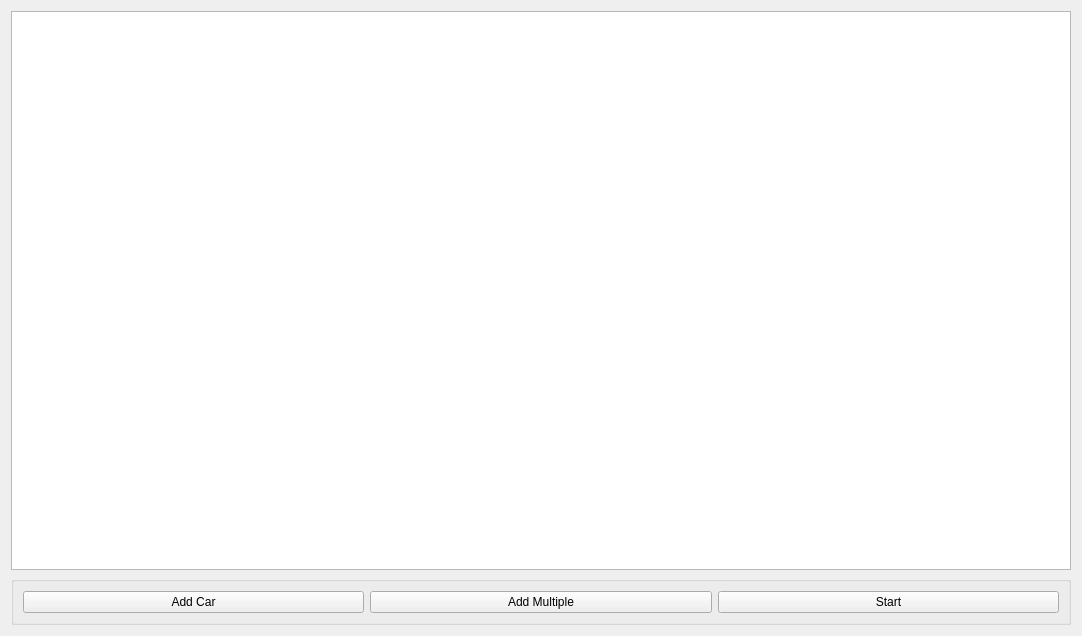
Old version of the form SCTimeUtility/Resources/UI/TableView.ui in the repository cjand225/CS499SolarCarTimer.
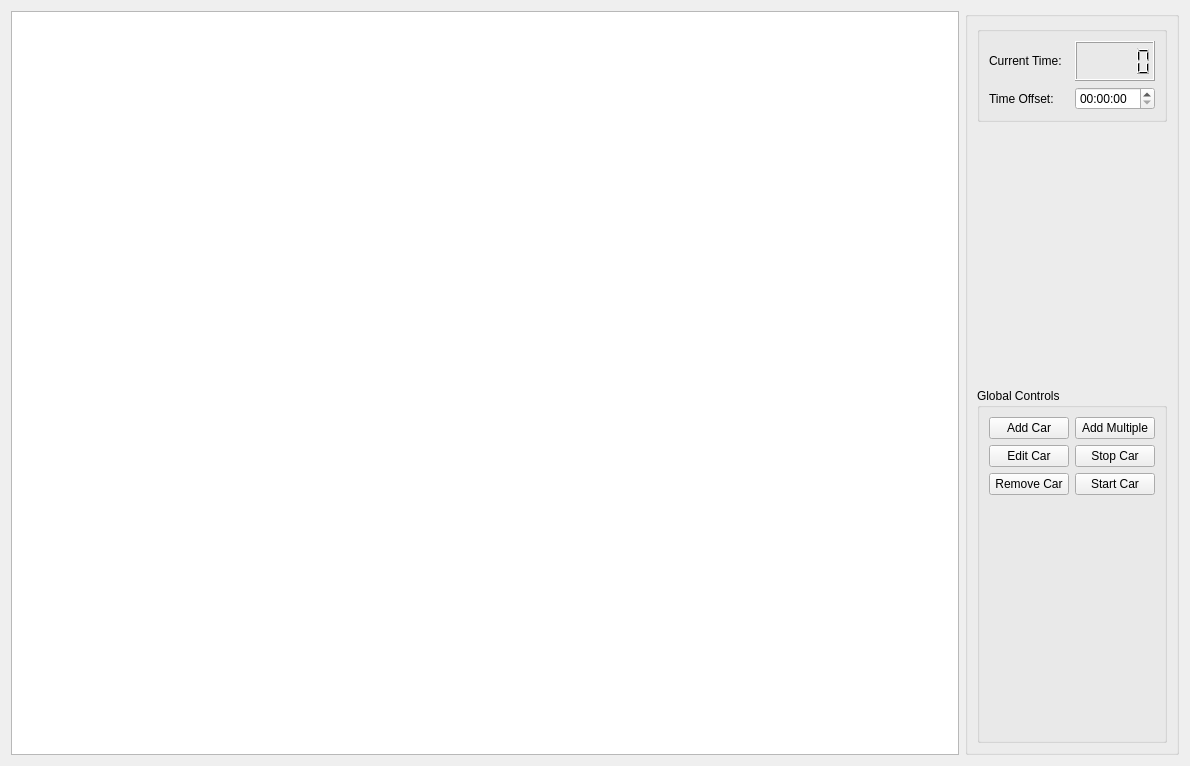
New version of the form.

Commit message: Re-implemented semi-auto using dict storage, updated tableview

Diff of the .ui file:
```diff
--- a/SCTimeUtility/Resources/UI/TableView.ui
+++ b/SCTimeUtility/Resources/UI/TableView.ui
@@ -6,8 +6,8 @@
             <rect>
                 <x>0</x>
                 <y>0</y>
-                <width>1082</width>
-                <height>636</height>
+    <width>1190</width>
+    <height>766</height>
             </rect>
         </property>
         <property name="minimumSize">
@@ -20,49 +20,120 @@
             <string>Lap Table</string>
         </property>
         <layout class="QGridLayout" name="gridLayout">
-            <item row="0" column="1">
-                <layout class="QVBoxLayout" name="verticalLayout" stretch="0,0">
+   <item row="0" column="0">
+    <layout class="QVBoxLayout" name="verticalLayout" stretch="0">
                     <item>
                         <widget class="QTableView" name="tableView"/>
                     </item>
-                    <item>
+    </layout>
+   </item>
+   <item row="0" column="1">
                         <widget class="QGroupBox" name="groupBox">
-                            <property name="styleSheet">
-                                <string notr="true"/>
-                            </property>
+     <property name="title">
+      <string/>
+     </property>
+     <layout class="QGridLayout" name="gridLayout_6">
+      <item row="0" column="0">
+       <layout class="QGridLayout" name="gridLayout_5">
+        <item row="0" column="0" alignment="Qt::AlignTop">
+         <widget class="QGroupBox" name="OffsetGroupBox">
                             <property name="title">
                                 <string/>
                             </property>
                             <layout class="QGridLayout" name="gridLayout_3">
                                 <item row="0" column="0">
                                     <layout class="QGridLayout" name="gridLayout_2">
-                                        <item row="0" column="1" alignment="Qt::AlignVCenter">
-                                            <widget class="QPushButton" name="addBatch">
+             <item row="1" column="1">
+              <widget class="QTimeEdit" name="timeEdit"/>
+             </item>
+             <item row="0" column="1">
+              <widget class="QLCDNumber" name="lcdTime">
+               <property name="minimumSize">
+                <size>
+                 <width>10</width>
+                 <height>40</height>
+                </size>
+               </property>
+              </widget>
+             </item>
+             <item row="1" column="0">
+              <widget class="QLabel" name="CurrTime">
                                                 <property name="text">
-                                                    <string>Add Multiple</string>
+                <string>Time Offset:</string>
                                                 </property>
                                             </widget>
                                         </item>
-                                        <item row="0" column="2" alignment="Qt::AlignVCenter">
-                                            <widget class="QPushButton" name="startRace">
+             <item row="0" column="0">
+              <widget class="QLabel" name="OffsetTime">
                                                 <property name="text">
-                                                    <string>Start</string>
+                <string>Current Time:</string>
                                                 </property>
                                             </widget>
                                         </item>
-                                        <item row="0" column="0" alignment="Qt::AlignVCenter">
-                                            <widget class="QPushButton" name="addCar">
+            </layout>
+           </item>
+          </layout>
+         </widget>
+        </item>
+        <item row="1" column="0">
+         <widget class="QGroupBox" name="groupBox_2">
+          <property name="title">
+           <string>Global Controls</string>
+          </property>
+          <layout class="QGridLayout" name="gridLayout_7">
+           <item row="0" column="0">
+            <layout class="QFormLayout" name="formLayout">
+             <item row="0" column="0">
+              <widget class="QPushButton" name="bAddCar">
                                                 <property name="text">
                                                     <string>Add Car</string>
                                                 </property>
                                             </widget>
                                         </item>
+             <item row="0" column="1">
+              <widget class="QPushButton" name="bAddMultiple">
+               <property name="text">
+                <string>Add Multiple</string>
+               </property>
+              </widget>
+             </item>
+             <item row="1" column="0">
+              <widget class="QPushButton" name="bEditCar">
+               <property name="text">
+                <string>Edit Car</string>
+               </property>
+              </widget>
+             </item>
+             <item row="1" column="1">
+              <widget class="QPushButton" name="bStopCar">
+               <property name="text">
+                <string>Stop Car</string>
+               </property>
+              </widget>
+             </item>
+             <item row="2" column="0">
+              <widget class="QPushButton" name="bRemoveCar">
+               <property name="text">
+                <string>Remove Car</string>
+               </property>
+              </widget>
+             </item>
+             <item row="2" column="1">
+              <widget class="QPushButton" name="bStartCar">
+               <property name="text">
+                <string>Start Car</string>
+               </property>
+              </widget>
+             </item>
                                     </layout>
                                 </item>
                             </layout>
                         </widget>
                     </item>
                 </layout>
+      </item>
+     </layout>
+    </widget>
             </item>
         </layout>
     </widget>
```
Lines whose indentation alone changed are shown as unchanged. The commit also changes 1 other file.
